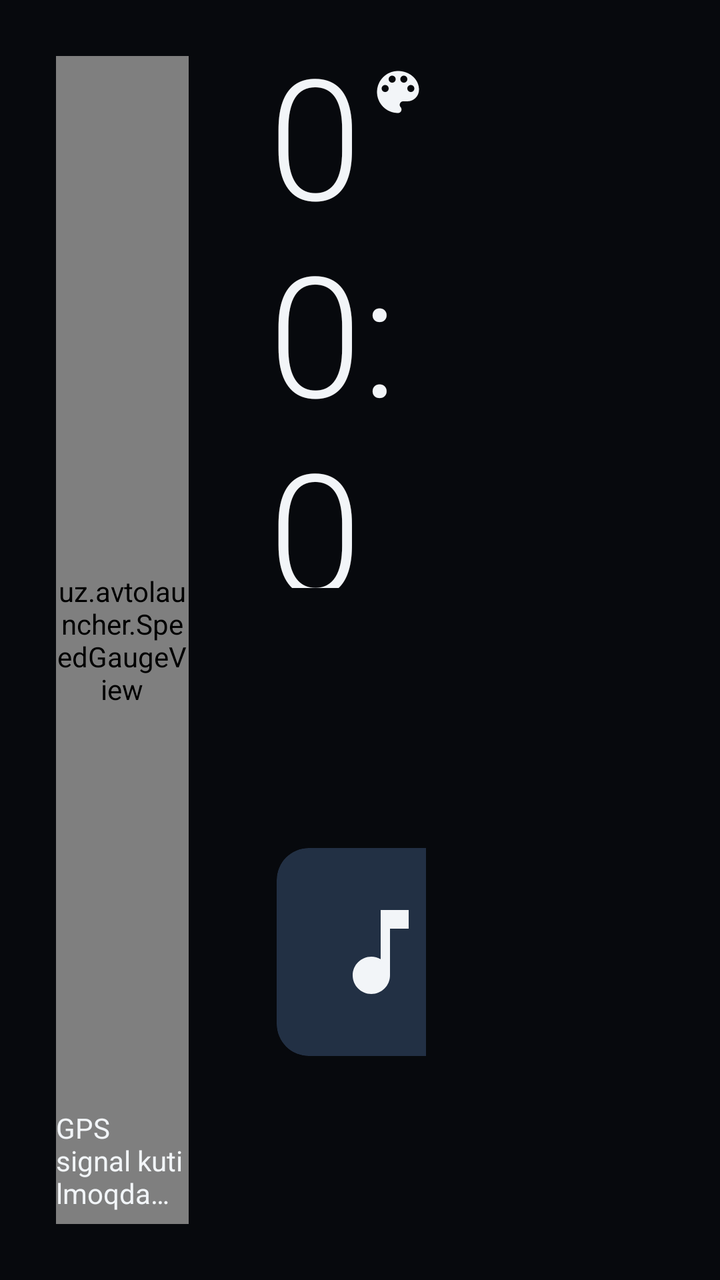
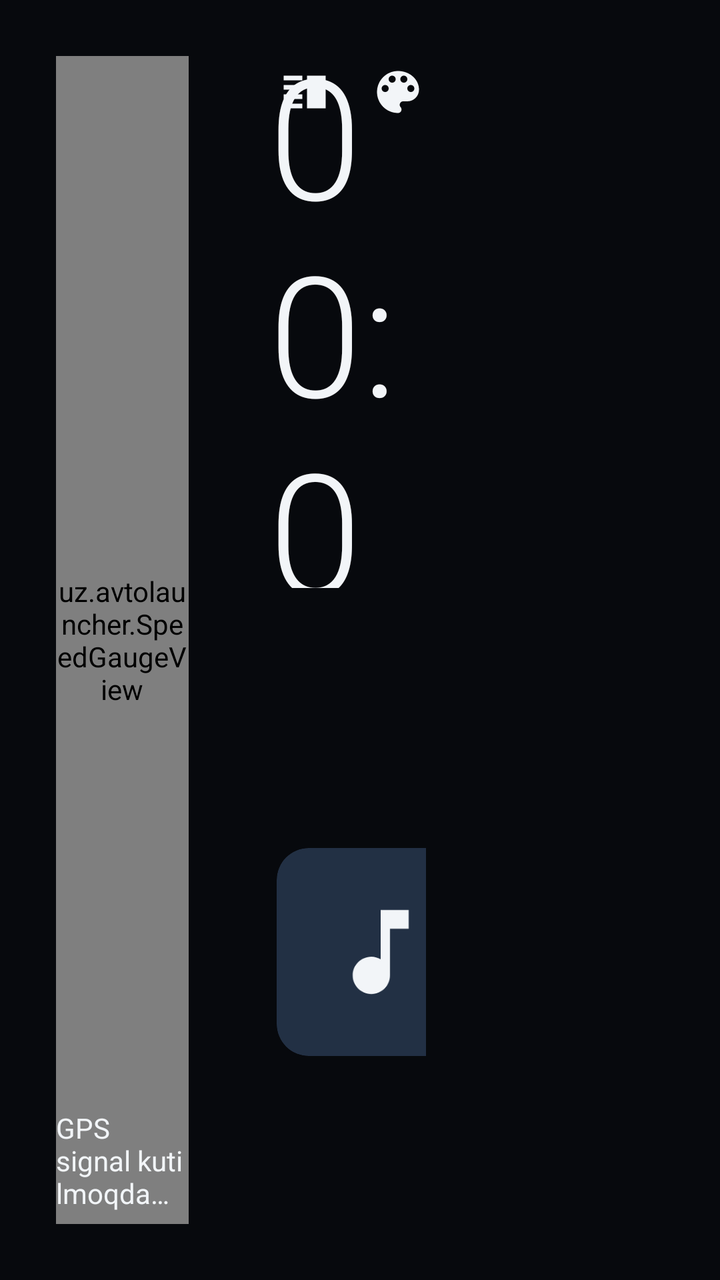

An Android layout rendered at two revisions. The XML below is the earlier revision; the diff shows what the commit changed to produce the second picture.
<!-- AndroidManifest.xml: application theme Theme.Avto -->
<!-- res/layout/activity_main.xml -->
<?xml version="1.0" encoding="utf-8"?>
<FrameLayout xmlns:android="http://schemas.android.com/apk/res/android"
    android:id="@+id/root"
    android:layout_width="match_parent"
    android:layout_height="match_parent"
    android:background="@color/bg">

    
    <ImageView
        android:id="@+id/wallpaper"
        android:layout_width="match_parent"
        android:layout_height="match_parent"
        android:importantForAccessibility="no"
        android:scaleType="centerCrop"
        android:visibility="gone" />

    <View
        android:id="@+id/wallDim"
        android:layout_width="match_parent"
        android:layout_height="match_parent"
        android:background="#59000000"
        android:visibility="gone" />

    <LinearLayout
        android:layout_width="match_parent"
        android:layout_height="match_parent"
        android:orientation="horizontal"
        android:padding="16dp">

        
        <FrameLayout
            android:id="@+id/gaugePanel"
            android:layout_width="0dp"
            android:layout_height="match_parent"
            android:layout_weight="1.1"
            android:padding="12dp">

            <uz.avtolauncher.SpeedGaugeView
                android:id="@+id/gauge"
                android:layout_width="match_parent"
                android:layout_height="match_parent" />

            <TextView
                android:id="@+id/gpsHint"
                android:layout_width="wrap_content"
                android:layout_height="wrap_content"
                android:layout_gravity="bottom|center_horizontal"
                android:layout_marginBottom="6dp"
                android:text="@string/gps_wait"
                android:textSize="14sp" />
        </FrameLayout>

        
        <LinearLayout
            android:layout_width="0dp"
            android:layout_height="match_parent"
            android:layout_marginStart="16dp"
            android:layout_marginEnd="16dp"
            android:layout_weight="1.3"
            android:orientation="vertical">

            <FrameLayout
                android:id="@+id/clockPanel"
                android:layout_width="match_parent"
                android:layout_height="0dp"
                android:layout_weight="1">

                <LinearLayout
                    android:layout_width="match_parent"
                    android:layout_height="match_parent"
                    android:gravity="center"
                    android:orientation="vertical"
                    android:padding="12dp">

                    <TextClock
                        android:id="@+id/timeClock"
                        android:layout_width="wrap_content"
                        android:layout_height="wrap_content"
                        android:fontFamily="sans-serif-light"
                        android:format12Hour="HH:mm"
                        android:format24Hour="HH:mm"
                        android:includeFontPadding="false"
                        android:textSize="84sp" />

                    <TextClock
                        android:id="@+id/dateClock"
                        android:layout_width="wrap_content"
                        android:layout_height="wrap_content"
                        android:format12Hour="EEEE, d MMMM"
                        android:format24Hour="EEEE, d MMMM"
                        android:textSize="20sp" />

                    <LinearLayout
                        android:layout_width="wrap_content"
                        android:layout_height="wrap_content"
                        android:layout_marginTop="12dp"
                        android:gravity="center_vertical"
                        android:orientation="horizontal">

                        <TextView
                            android:id="@+id/weatherText"
                            android:layout_width="wrap_content"
                            android:layout_height="wrap_content"
                            android:text="🌡 —"
                            android:textSize="17sp" />

                        <ImageView
                            android:id="@+id/compassArrow"
                            android:layout_width="20dp"
                            android:layout_height="20dp"
                            android:layout_marginStart="22dp"
                            android:importantForAccessibility="no"
                            android:src="@drawable/ic_navigation" />

                        <TextView
                            android:id="@+id/compassText"
                            android:layout_width="wrap_content"
                            android:layout_height="wrap_content"
                            android:layout_marginStart="6dp"
                            android:text="—"
                            android:textSize="17sp" />

                        <TextView
                            android:id="@+id/battery"
                            android:layout_width="wrap_content"
                            android:layout_height="wrap_content"
                            android:layout_marginStart="22dp"
                            android:textSize="17sp" />
                    </LinearLayout>
                </LinearLayout>

                <ImageButton
                    android:id="@+id/btnTheme"
                    android:layout_width="48dp"
                    android:layout_height="48dp"
                    android:layout_gravity="top|end"
                    android:layout_margin="6dp"
                    android:background="@android:color/transparent"
                    android:contentDescription="theme"
                    android:padding="10dp"
                    android:scaleType="fitCenter"
                    android:src="@drawable/ic_palette" />
            </FrameLayout>

            <LinearLayout
                android:id="@+id/musicPanel"
                android:layout_width="match_parent"
                android:layout_height="0dp"
                android:layout_marginTop="16dp"
                android:layout_weight="1"
                android:gravity="center_vertical"
                android:orientation="horizontal"
                android:padding="16dp">

                <ImageView
                    android:id="@+id/albumArt"
                    android:layout_width="104dp"
                    android:layout_height="104dp"
                    android:background="@drawable/art_bg"
                    android:clipToOutline="true"
                    android:importantForAccessibility="no"
                    android:padding="24dp"
                    android:scaleType="centerCrop"
                    android:src="@drawable/ic_music" />

                <LinearLayout
                    android:layout_width="0dp"
                    android:layout_height="wrap_content"
                    android:layout_marginStart="16dp"
                    android:layout_weight="1"
                    android:orientation="vertical">

                    <TextView
                        android:id="@+id/trackTitle"
                        android:layout_width="match_parent"
                        android:layout_height="wrap_content"
                        android:ellipsize="end"
                        android:maxLines="1"
                        android:text="@string/no_music"
                        android:textSize="20sp"
                        android:textStyle="bold" />

                    <TextView
                        android:id="@+id/trackArtist"
                        android:layout_width="match_parent"
                        android:layout_height="wrap_content"
                        android:ellipsize="end"
                        android:maxLines="1"
                        android:textSize="15sp" />

                    <LinearLayout
                        android:layout_width="wrap_content"
                        android:layout_height="wrap_content"
                        android:layout_marginTop="10dp"
                        android:orientation="horizontal">

                        <ImageButton
                            android:id="@+id/btnPrev"
                            android:layout_width="52dp"
                            android:layout_height="52dp"
                            android:contentDescription="prev"
                            android:src="@drawable/ic_prev" />

                        <ImageButton
                            android:id="@+id/btnPlay"
                            android:layout_width="64dp"
                            android:layout_height="64dp"
                            android:layout_marginStart="14dp"
                            android:layout_marginEnd="14dp"
                            android:contentDescription="play"
                            android:src="@drawable/ic_play" />

                        <ImageButton
                            android:id="@+id/btnNext"
                            android:layout_width="52dp"
                            android:layout_height="52dp"
                            android:contentDescription="next"
                            android:src="@drawable/ic_next" />
                    </LinearLayout>

                    <TextView
                        android:id="@+id/mediaHint"
                        android:layout_width="match_parent"
                        android:layout_height="wrap_content"
                        android:layout_marginTop="6dp"
                        android:text="@string/media_permission"
                        android:textSize="12sp"
                        android:visibility="gone" />
                </LinearLayout>
            </LinearLayout>
        </LinearLayout>

        
        <LinearLayout
            android:id="@+id/tiles"
            android:layout_width="0dp"
            android:layout_height="match_parent"
            android:layout_weight="1.2"
            android:orientation="vertical" />
    </LinearLayout>
</FrameLayout>
<!-- resources referenced by this layout -->
<resources>
  <color name="bg">#FF07090D</color>
  <!-- drawable art_bg (drawable) -->
  <?xml version="1.0" encoding="utf-8"?>
  <shape xmlns:android="http://schemas.android.com/apk/res/android" android:shape="rectangle">
      <solid android:color="@color/tile_pressed"/>
      <corners android:radius="16dp"/>
  </shape>
  <!-- drawable ic_music (drawable) -->
  <?xml version="1.0" encoding="utf-8"?>
  <vector xmlns:android="http://schemas.android.com/apk/res/android"
      android:width="24dp" android:height="24dp"
      android:viewportWidth="24" android:viewportHeight="24">
      <path android:fillColor="#FFF2F5F8" android:pathData="M12,3v10.55c-0.59,-0.34 -1.27,-0.55 -2,-0.55 -2.21,0 -4,1.79 -4,4s1.79,4 4,4 4,-1.79 4,-4V7h4V3h-6z"/>
  </vector>
  <!-- drawable ic_navigation (drawable) -->
  <?xml version="1.0" encoding="utf-8"?>
  <vector xmlns:android="http://schemas.android.com/apk/res/android"
      android:width="24dp" android:height="24dp"
      android:viewportWidth="24" android:viewportHeight="24">
      <path android:fillColor="#FFF2F5F8" android:pathData="M12,2L4.5,20.29l0.71,0.71L12,18l6.79,3 0.71,-0.71z"/>
  </vector>
  <!-- drawable ic_next (drawable) -->
  <?xml version="1.0" encoding="utf-8"?>
  <vector xmlns:android="http://schemas.android.com/apk/res/android"
      android:width="24dp" android:height="24dp"
      android:viewportWidth="24" android:viewportHeight="24">
      <path android:fillColor="#FFF2F5F8" android:pathData="M6,18l8.5,-6L6,6v12zM16,6v12h2V6h-2z"/>
  </vector>
  <!-- drawable ic_play (drawable) -->
  <?xml version="1.0" encoding="utf-8"?>
  <vector xmlns:android="http://schemas.android.com/apk/res/android"
      android:width="24dp" android:height="24dp"
      android:viewportWidth="24" android:viewportHeight="24">
      <path android:fillColor="#FFF2F5F8" android:pathData="M8,5v14l11,-7z"/>
  </vector>
  <!-- drawable ic_prev (drawable) -->
  <?xml version="1.0" encoding="utf-8"?>
  <vector xmlns:android="http://schemas.android.com/apk/res/android"
      android:width="24dp" android:height="24dp"
      android:viewportWidth="24" android:viewportHeight="24">
      <path android:fillColor="#FFF2F5F8" android:pathData="M6,6h2v12H6zM9.5,12l8.5,6V6z"/>
  </vector>
  <string name="gps_wait">GPS signal kutilmoqda…</string>
  <string name="media_permission">Qo\'shiq nomini ko\'rsatish uchun shu yerga bosib ruxsat bering</string>
  <string name="no_music">Musiqa chalinmayapti</string>
  <style name="Theme.Avto" parent="@android:style/Theme.Material.NoActionBar">
          <item name="android:windowBackground">@color/bg</item>
          <item name="android:windowFullscreen">true</item>
          <item name="android:statusBarColor">@color/bg</item>
          <item name="android:navigationBarColor">@color/bg</item>
          <item name="android:colorAccent">@color/accent</item>
          <item name="android:textColor">@color/text</item>
          <item name="android:windowShowWallpaper">false</item>
      </style>
  <color name="tile_pressed">#FF223044</color>
  <color name="accent">#FF2FD5C8</color>
  <color name="text">#FFF2F5F8</color>
  <!-- unchanged entries left out for length: 1 -->
</resources>

<!-- the commit's change to res/layout/activity_main.xml (unified diff, before → after) -->
@@ -140,6 +140,18 @@
                     android:padding="10dp"
                     android:scaleType="fitCenter"
                     android:src="@drawable/ic_palette" />
+
+                <ImageButton
+                    android:id="@+id/btnSplit"
+                    android:layout_width="48dp"
+                    android:layout_height="48dp"
+                    android:layout_gravity="top|start"
+                    android:layout_margin="6dp"
+                    android:background="@android:color/transparent"
+                    android:contentDescription="@string/split_nav"
+                    android:padding="10dp"
+                    android:scaleType="fitCenter"
+                    android:src="@drawable/ic_split" />
             </FrameLayout>
 
             <LinearLayout
<!-- resource entries referenced after the edit -->
@@ -42,9 +42,17 @@
       android:viewportWidth="24" android:viewportHeight="24">
       <path android:fillColor="#FFF2F5F8" android:pathData="M6,6h2v12H6zM9.5,12l8.5,6V6z"/>
   </vector>
+  <!-- drawable ic_split (drawable) -->
+  <?xml version="1.0" encoding="utf-8"?>
+  <vector xmlns:android="http://schemas.android.com/apk/res/android"
+      android:width="24dp" android:height="24dp"
+      android:viewportWidth="24" android:viewportHeight="24">
+      <path android:fillColor="#FFF2F5F8" android:pathData="M3,15h8v-2H3v2zM3,19h8v-2H3v2zM3,11h8V9H3v2zM3,5v2h8V5H3zM13,5h8v14h-8z"/>
+  </vector>
   <string name="gps_wait">GPS signal kutilmoqda…</string>
   <string name="media_permission">Qo\'shiq nomini ko\'rsatish uchun shu yerga bosib ruxsat bering</string>
   <string name="no_music">Musiqa chalinmayapti</string>
+  <string name="split_nav">Navigator + panel</string>
   <style name="Theme.Avto" parent="@android:style/Theme.Material.NoActionBar">
           <item name="android:windowBackground">@color/bg</item>
           <item name="android:windowFullscreen">true</item>
